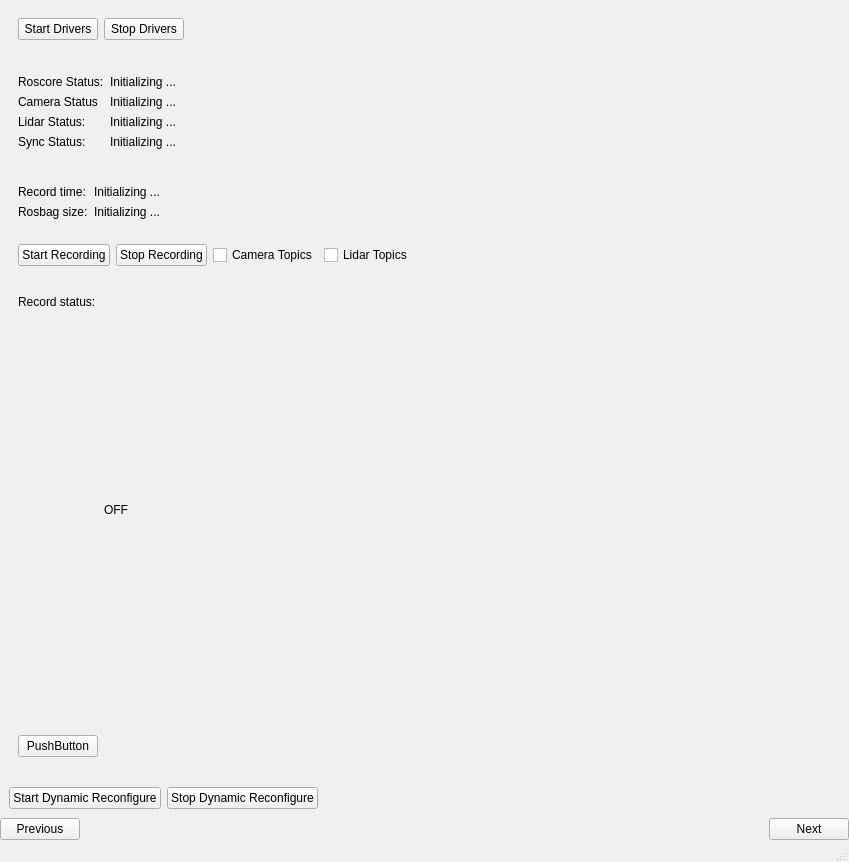
This is mainwindow.ui in alimuratov/hh_desktop as Qt 5 draws it before an edit. The edited form follows.
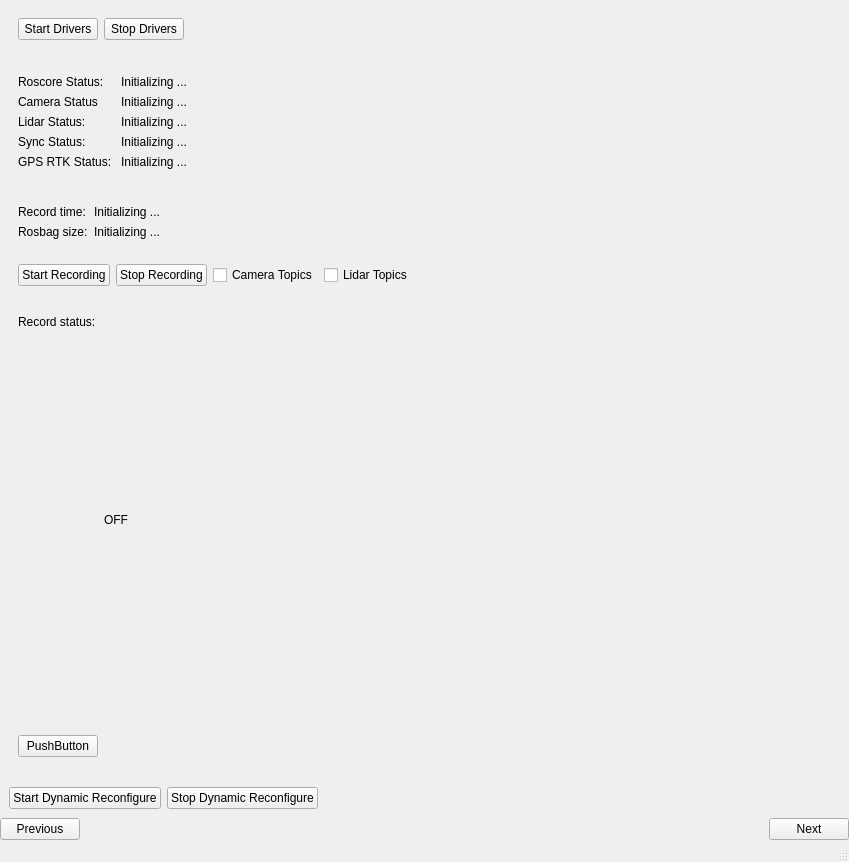
This is the edited form. The open tabs and pages were chosen to show the change.

Commit message: added gps rtk launch, not working logger

Diff of the .ui file:
```diff
--- a/mainwindow.ui
+++ b/mainwindow.ui
@@ -170,6 +170,20 @@
             </property>
            </widget>
           </item>
+          <item row="4" column="0">
+           <widget class="QLabel" name="label_9">
+            <property name="text">
+             <string>GPS RTK Status: </string>
+            </property>
+           </widget>
+          </item>
+          <item row="4" column="1">
+           <widget class="QLabel" name="gpsStatus">
+            <property name="text">
+             <string>Initializing ...</string>
+            </property>
+           </widget>
+          </item>
          </layout>
         </item>
         <item>
```
Left out of the diff: 2 changed lines with no effect on the pictures. The commit also changes 2 other files.
